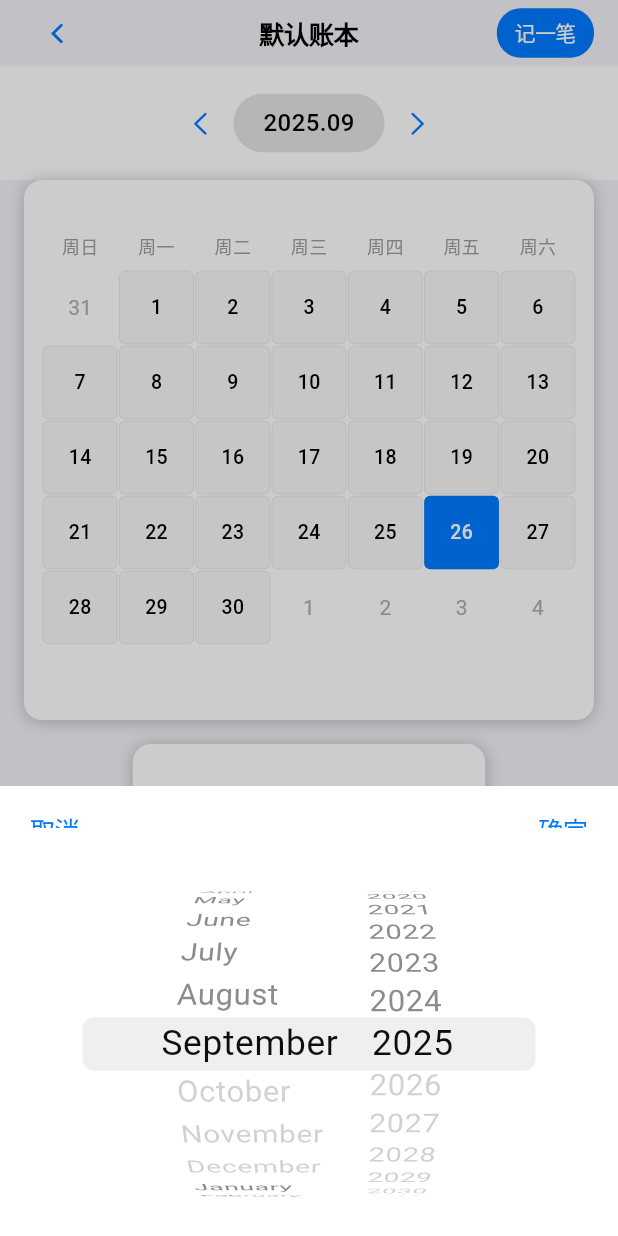
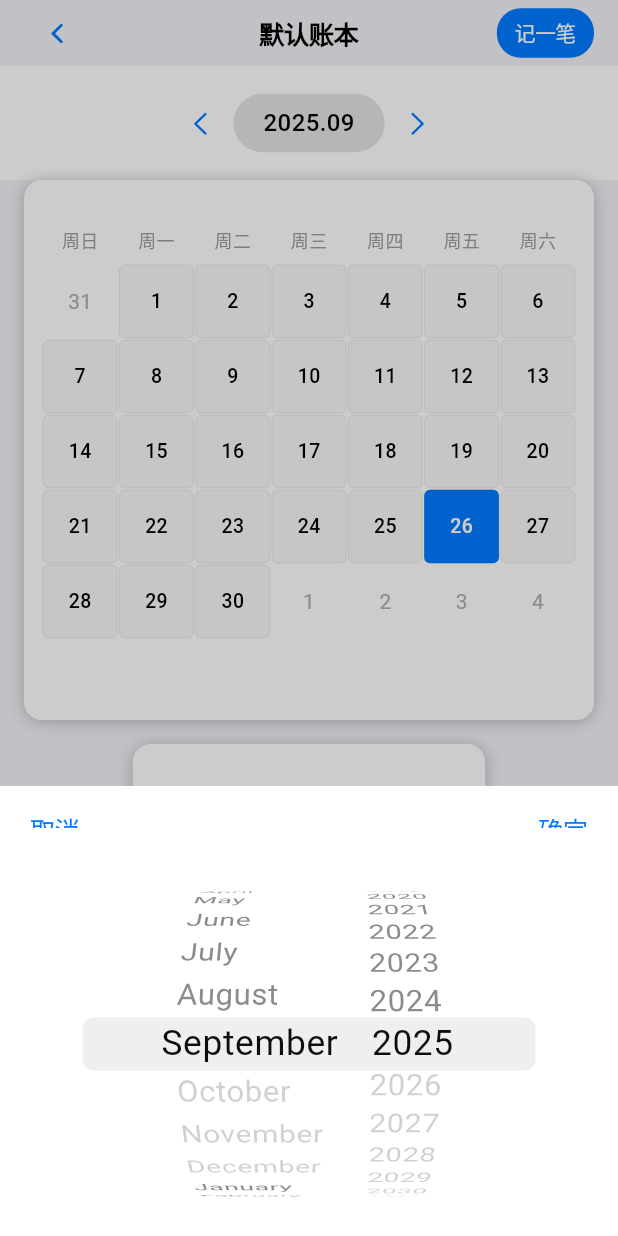
Before and after one commit to adoom2017/mini_money_flutter, a Flutter app: the HomeScreen screen opened by its route, after a tap on an icon or button, on a phone screen of 412 x 824 dp. Run offline on Flutter 3.47's test engine with Material 3 defaults, Android fonts, the phone set to English and light mode, and no system bars; drawn by our look-alikes of table_calendar; our stand-ins replace fl_chart, go_router, image_picker, logger, shared_preferences; accounts and stored records are empty; network calls fail.

Commit message:
feat: 使用 AppLogger 替换打印语句以改进错误日志记录，并调整 HomeCalendar 组件的边距

```diff
--- a/lib/providers/home_provider.dart
+++ b/lib/providers/home_provider.dart
@@ -38,8 +38,7 @@ class HomeProvider with ChangeNotifier {
         _fetchTransactionsForMonth(),
       ]);
     } catch (e) {
-      // Handle error, maybe set an error state
-      print(e);
+      AppLogger.error('Error fetching home data: $e');
     } finally {
       _isLoading = false;
       notifyListeners();
--- a/lib/providers/statistics_provider.dart
+++ b/lib/providers/statistics_provider.dart
@@ -2,6 +2,7 @@ import 'dart:convert';
 import 'package:flutter/material.dart';
 import '../api/api_service.dart';
 import '../models/statistics_summary.dart';
+import '../utils/app_logger.dart';
 
 class StatisticsProvider with ChangeNotifier {
   final ApiService _apiService = ApiService();
@@ -51,7 +52,7 @@ class StatisticsProvider with ChangeNotifier {
         _incomeStats = [];
       }
     } catch (e) {
-      print('Error fetching statistics: $e');
+      AppLogger.error('Error fetching statistics: $e');
       _summary = null;
       _expenseStats = [];
       _incomeStats = [];
--- a/lib/providers/transaction_provider.dart
+++ b/lib/providers/transaction_provider.dart
@@ -2,6 +2,7 @@ import 'dart:convert';
 import 'package:flutter/material.dart';
 import '../api/api_service.dart';
 import '../models/transaction.dart';
+import '../utils/app_logger.dart';
 
 class TransactionProvider with ChangeNotifier {
   final ApiService _apiService = ApiService();
@@ -28,7 +29,7 @@ class TransactionProvider with ChangeNotifier {
         _transactions.sort((a, b) => b.date.compareTo(a.date));
       }
     } catch (e) {
-      print('Error fetching transactions: $e');
+      AppLogger.error('Error fetching transactions: $e');
     } finally {
       _isLoading = false;
       notifyListeners();
--- a/lib/screens/home_screen.dart
+++ b/lib/screens/home_screen.dart
@@ -148,7 +148,7 @@ class _HomeScreenState extends State<HomeScreen> {
   Widget _buildSelectedDaySection() {
     if (_selectedDayTransactions.isEmpty) {
       return Container(
-        margin: const EdgeInsets.symmetric(horizontal: 16),
+        margin: const EdgeInsets.symmetric(horizontal: 28), // 调整对齐 16 + 12 = 28
         decoration: BoxDecoration(
           color: CupertinoColors.systemBackground,
           borderRadius: BorderRadius.circular(12),
@@ -181,7 +181,7 @@ class _HomeScreenState extends State<HomeScreen> {
         .fold(0.0, (sum, t) => sum + t.amount);
 
     return Container(
-      margin: const EdgeInsets.symmetric(horizontal: 16),
+      margin: const EdgeInsets.symmetric(horizontal: 28), // 调整对齐 16 + 12 = 28
       decoration: BoxDecoration(
         color: CupertinoColors.systemBackground,
         borderRadius: BorderRadius.circular(12),
--- a/lib/utils/app_logger.dart
+++ b/lib/utils/app_logger.dart
@@ -7,8 +7,8 @@ class AppLogger {
       errorMethodCount: 5, // 错误时显示5层调用堆栈
       lineLength: 80, // 每行字符数限制
       colors: true, // 启用颜色
-      printEmojis: true, // 启用表情符号
-      printTime: true, // 显示时间戳
+      printEmojis: false, // 启用表情符号
+      dateTimeFormat: DateTimeFormat.onlyTimeAndSinceStart, // 显示时间戳
     ),
   );
 
@@ -45,7 +45,7 @@ class AppLogger {
     String? body,
   }) {
     final buffer = StringBuffer();
-    buffer.writeln('🌐 HTTP 请求');
+    buffer.writeln('HTTP 请求');
     buffer.writeln('方法: $method');
     buffer.writeln('URL: $url');
 
@@ -76,7 +76,7 @@ class AppLogger {
     int? contentLength,
   }) {
     final buffer = StringBuffer();
-    buffer.writeln('📥 HTTP 响应');
+    buffer.writeln('HTTP 响应');
     buffer.writeln('状态码: $statusCode');
 
     if (contentLength != null) {
@@ -112,7 +112,7 @@ class AppLogger {
     String? method,
   }) {
     final buffer = StringBuffer();
-    buffer.writeln('💥 HTTP 请求异常');
+    buffer.writeln('HTTP 请求异常');
     if (method != null && url != null) {
       buffer.writeln('请求: $method $url');
     }
--- a/lib/widgets/home_calendar.dart
+++ b/lib/widgets/home_calendar.dart
@@ -72,7 +72,7 @@ class _HomeCalendarState extends State<HomeCalendar> {
   @override
   Widget build(BuildContext context) {
     return Padding(
-      padding: const EdgeInsets.all(12.0),
+      padding: const EdgeInsets.symmetric(horizontal: 12.0, vertical: 8.0),
       child: TableCalendar<Transaction>(
         firstDay: DateTime.utc(2020, 1, 1),
         lastDay: DateTime.utc(2030, 12, 31),
```
Also changed, not shown: lib/providers/asset_provider.dart (+6 -3 lines), lib/providers/user_provider.dart (+11 -7 lines).
